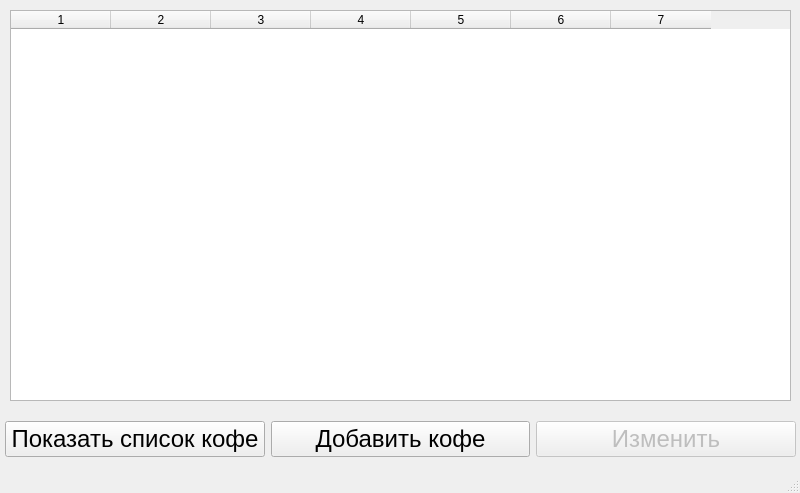
Old version of the form main.ui in the repository Goog124/coffee.
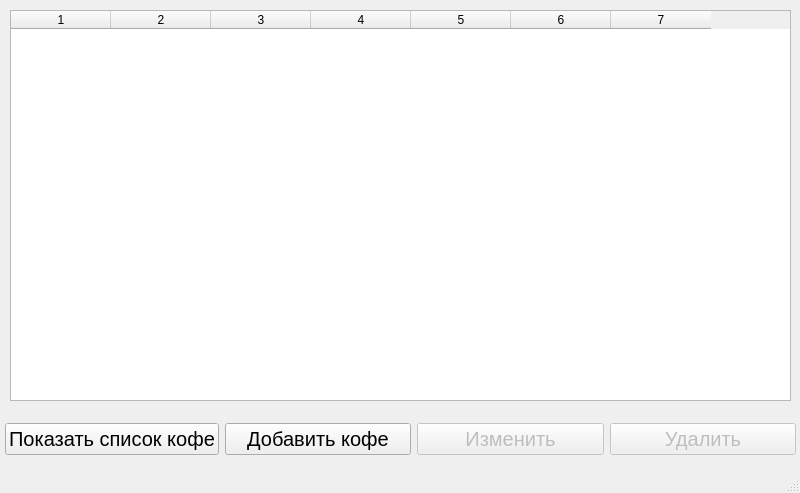
New version of the form.

Commit message: Капучино (Добавление, изменение, удаление)

Diff of the .ui file:
```diff
--- a/main.ui
+++ b/main.ui
@@ -63,7 +63,7 @@
       <widget class="QPushButton" name="show_button">
        <property name="font">
         <font>
-         <pointsize>18</pointsize>
+         <pointsize>15</pointsize>
         </font>
        </property>
        <property name="text">
@@ -75,7 +75,7 @@
       <widget class="QPushButton" name="add_button">
        <property name="font">
         <font>
-         <pointsize>18</pointsize>
+         <pointsize>15</pointsize>
         </font>
        </property>
        <property name="text">
@@ -84,13 +84,13 @@
       </widget>
      </item>
      <item>
-      <widget class="QPushButton" name="delete_button">
+      <widget class="QPushButton" name="update_button">
        <property name="enabled">
         <bool>false</bool>
        </property>
        <property name="font">
         <font>
-         <pointsize>18</pointsize>
+         <pointsize>15</pointsize>
         </font>
        </property>
        <property name="text">
@@ -98,6 +98,21 @@
        </property>
       </widget>
      </item>
+     <item>
+      <widget class="QPushButton" name="delete_button">
+       <property name="enabled">
+        <bool>false</bool>
+       </property>
+       <property name="font">
+        <font>
+         <pointsize>15</pointsize>
+        </font>
+       </property>
+       <property name="text">
+        <string>Удалить</string>
+       </property>
+      </widget>
+     </item>
     </layout>
    </widget>
   </widget>
```
The commit also changes 2 other files.
